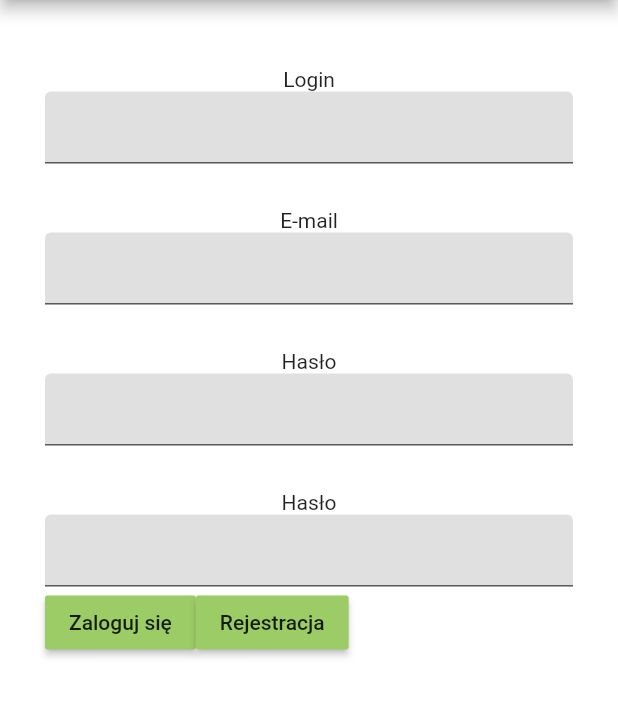
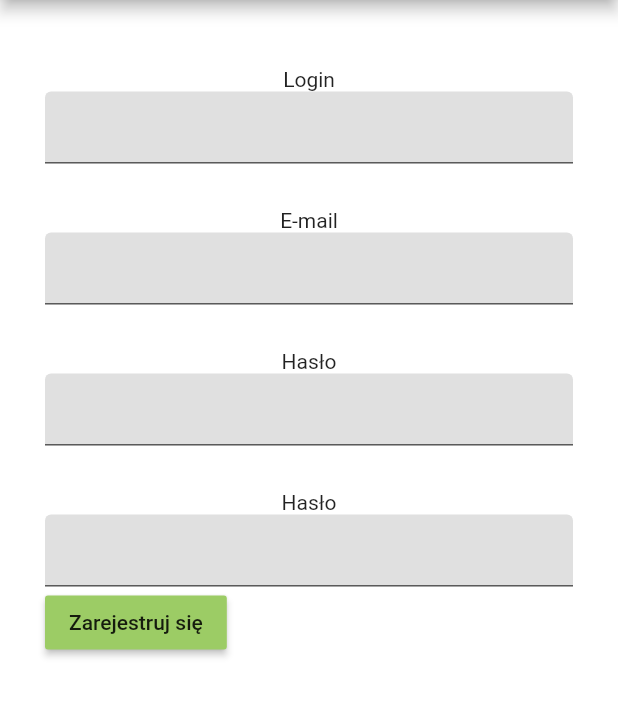
Before and after one commit to FijalekDom/OrthographyLearningApp, a Flutter app: the screen it shows after launch, after a tap on "Zaloguj się", after a tap on "Rejestracja", on a phone screen of 412 x 824 dp, the part 84-802 px from its top. Run offline on Flutter 3.47's test engine with Material 2 defaults, Android fonts, the phone set to English and light mode, and no system bars; our stand-ins replace email_validator, sqflite; accounts and stored records are empty.

```diff
--- a/lib/main.dart
+++ b/lib/main.dart
@@ -5,6 +5,7 @@ import 'package:orthography_learning_app/pages/exercises/exercises_list.dart';
 import 'package:orthography_learning_app/pages/home.dart';
 import 'package:orthography_learning_app/pages/loading_page.dart';
 import 'package:orthography_learning_app/pages/test/tests_list.dart';
+import 'package:orthography_learning_app/services/database.dart';
 
 void main() {
   runApp(MaterialApp(
--- a/lib/models/User.dart
+++ b/lib/models/User.dart
@@ -22,4 +22,6 @@ class User {
     'password': password,
     'token': token,
   };
+
+
 }
--- a/lib/pages/auth/login.dart
+++ b/lib/pages/auth/login.dart
@@ -1,5 +1,7 @@
 import 'package:flutter/material.dart';
 import 'package:email_validator/email_validator.dart';
+import 'package:orthography_learning_app/models/User.dart';
+import 'package:orthography_learning_app/repository/user_repository.dart';
 
 class Login extends StatefulWidget {
   @override
@@ -11,6 +13,7 @@ class LoginState extends State<Login> {
 
   String email = '';
   String password = '';
+  String error = '';
   final formKey = GlobalKey<FormState>();
 
   @override
@@ -59,7 +62,12 @@ class LoginState extends State<Login> {
                         ),
                         onPressed: () async {
                           if(formKey.currentState.validate()) {
-                            print(email);
+                            User user = await UserRepository().getUser(email, password);
+                            if(loginActionValidator(user)) {
+                              Navigator.pushNamed(context, '/home');
+                            } else {
+                              setState(() => error = 'Nie udało się zalogować');
+                            }
                           }
                         },
                       ),
@@ -83,4 +91,15 @@ class LoginState extends State<Login> {
       backgroundColor: Colors.white,
     );
   }
+
+  bool loginActionValidator(User user) {
+    if(user != Null) {
+      if(user.token != '') {
+        return true;
+      }
+    } else {
+      return false;
+    }
+    return false;
+  }
 }
--- a/lib/pages/auth/register.dart
+++ b/lib/pages/auth/register.dart
@@ -80,7 +80,7 @@ class RegisterState extends State<Register> {
                         RaisedButton(
                           color: Colors.lightGreen[400],
                           child: Text(
-                              'Zaloguj się'
+                              'Zarejestruj się'
                           ),
                           onPressed: () async {
                             if(formKey.currentState.validate()) {
@@ -88,16 +88,6 @@ class RegisterState extends State<Register> {
                             }
                           },
                         ),
-                        SizedBox(height: 30.0),
-                        RaisedButton(
-                          color: Colors.lightGreen[400],
-                          child: Text(
-                              'Rejestracja'
-                          ),
-                          onPressed: () {
-                            Navigator.pushNamed(context, '/register');
-                          },
-                        )
                       ],
                     ),
                   )
--- a/lib/repository/user_repository.dart
+++ b/lib/repository/user_repository.dart
@@ -5,8 +5,9 @@ class UserRepository {
 
   Future<User> getUser(String login, String password)
   async {
+    await DBProvider.db.initDB();
     final db = await DBProvider.db.database;
-    var result = await db.rawQuery('SELECT * FROM User WHERE login = ? AND password = ?', [login, password]);
+    var result = await db.rawQuery('SELECT * FROM User WHERE email = ? AND password = ?', [login, password]);
     return result.isNotEmpty ? User.fromMap(result.first) : Null;
   }
 }
```
Also changed, not shown: lib/services/database.dart (+14 -7 lines), pubspec.lock.
